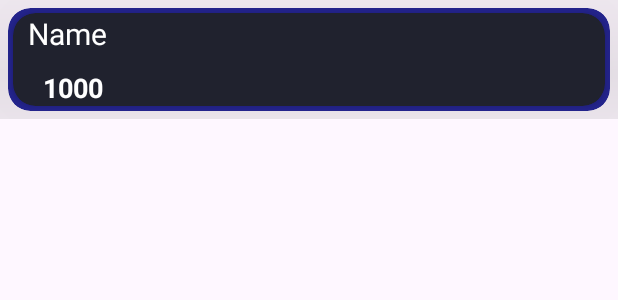
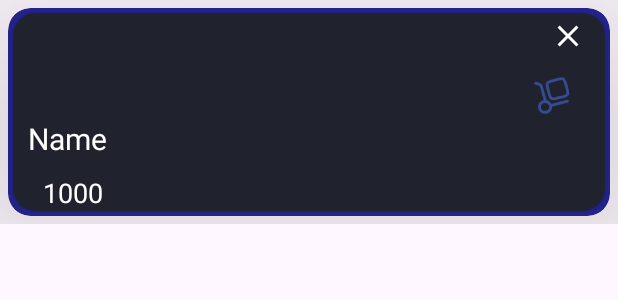
Before and after one commit to Artsav23/ControlMoney, an Android app: the layout item_activity_finance.xml on its own in the app's theme, with its tools: preview values and no code run, on a phone screen of 412 x 824 dp. Shown: the top 300 px of the screen. Run offline under Robolectric (Android 15) with nearby library versions, the phone set to English and light mode, and no system bars.

Commit message:
add delete item function, continue upgrade my oppotunity creating icon

```diff
--- a/app/src/main/java/com/example/controlmoney/AddDialog.kt
+++ b/app/src/main/java/com/example/controlmoney/AddDialog.kt
@@ -42,7 +42,8 @@ class AddDialog(context: Context) : Dialog(context) {
             else {
                 val name = binding.nameEditText.text.toString()
                 val startCapital = binding.startCapitalEditText.text.toString()
-                callBack.returnData(name, checkCapital(startCapital))
+                val imageView = binding.futureIcon.id
+                callBack.returnData(name, checkCapital(startCapital), imageView)
                 dismiss()
             }
         }
@@ -59,6 +60,6 @@ class AddDialog(context: Context) : Dialog(context) {
     }
 
     interface DialogCallBack {
-        fun returnData(name: String, startCapital: Double)
+        fun returnData(name: String, startCapital: Double, image: Int)
     }
 }
--- /dev/null
+++ b/app/src/main/res/drawable/icon_clear.xml
@@ -0,0 +1,5 @@
+<vector android:height="24dp" android:tint="#FFFFFF"
+    android:viewportHeight="24" android:viewportWidth="24"
+    android:width="24dp" xmlns:android="http://schemas.android.com/apk/res/android">
+    <path android:fillColor="@android:color/white" android:pathData="M19,6.41L17.59,5 12,10.59 6.41,5 5,6.41 10.59,12 5,17.59 6.41,19 12,13.41 17.59,19 19,17.59 13.41,12z"/>
+</vector>
--- a/app/src/main/res/layout/activity_main.xml
+++ b/app/src/main/res/layout/activity_main.xml
@@ -4,7 +4,6 @@
     xmlns:tools="http://schemas.android.com/tools"
     android:layout_width="match_parent"
     android:layout_height="match_parent"
-    android:background="@drawable/color"
     tools:context=".MainActivity">
 
     <androidx.fragment.app.FragmentContainerView
--- a/app/src/main/res/layout/dialog_add.xml
+++ b/app/src/main/res/layout/dialog_add.xml
@@ -62,7 +62,7 @@
                         app:cardCornerRadius="10dp">
 
                         <ImageView
-                            android:id="@+id/imageView3"
+                            android:id="@+id/futureIcon"
                             android:layout_width="wrap_content"
                             android:layout_height="wrap_content"
                             android:layout_gravity="center"
--- a/app/src/main/res/layout/item_activity_finance.xml
+++ b/app/src/main/res/layout/item_activity_finance.xml
@@ -32,6 +32,28 @@
                 android:layout_height="match_parent"
                 android:orientation="vertical">
 
+                <ImageButton
+                    android:id="@+id/clear"
+                    android:layout_width="50dp"
+                    android:layout_height="30dp"
+                    android:layout_gravity="end"
+                    android:backgroundTint="#20222E"
+                    app:srcCompat="@drawable/icon_clear" />
+
+                <ImageView
+                    android:id="@+id/iconImage"
+                    android:layout_width="30dp"
+                    android:layout_height="30dp"
+                    android:layout_gravity="right"
+                    android:layout_marginTop="10dp"
+                    android:layout_marginRight="20dp"
+                    app:srcCompat="@drawable/delivery" />
+
+                <LinearLayout
+                    android:layout_width="match_parent"
+                    android:layout_height="match_parent"
+                    android:orientation="vertical">
+
                     <TextView
                         android:id="@+id/nameTV"
                         android:layout_width="match_parent"
@@ -50,8 +72,9 @@
                         android:layout_marginTop="10dp"
                         android:text="1000"
                         android:textColor="@color/white"
-                    android:textSize="18sp"
-                    android:textStyle="bold" />
+                        android:textSize="18sp" />
+                </LinearLayout>
+
             </LinearLayout>
         </androidx.cardview.widget.CardView>
 
--- a/app/src/main/res/menu/menu_statistic_fragment.xml
+++ b/app/src/main/res/menu/menu_statistic_fragment.xml
@@ -1,6 +1,12 @@
 <?xml version="1.0" encoding="utf-8"?>
 <menu xmlns:android="http://schemas.android.com/apk/res/android"
     xmlns:app="http://schemas.android.com/apk/res-auto">
+    <item
+        android:id="@+id/delete"
+        android:title=""
+        android:icon="@drawable/trash"
+        app:showAsAction="always"
+        />
 <item
     android:id="@+id/add"
     android:title=""
```
Also changed, not shown: app/src/main/java/com/example/controlmoney/AdapterForResultsFragmentRecycleView.kt (+51 -17 lines), app/src/main/java/com/example/controlmoney/RecycleViewsForSelectStyleDialog/IconsAdapter.kt (+7 -1 lines), app/src/main/java/com/example/controlmoney/SelectStyleDialog.kt (+12 -4 lines), app/src/main/java/com/example/controlmoney/StatisticFragment.kt (+7 -2 lines), app/src/main/res/anim/delete_anim.xml (added, +10 -0 lines), app/src/main/res/drawable/trash.xml (added, +13 -0 lines). Lines whose indentation alone changed are shown as unchanged.
